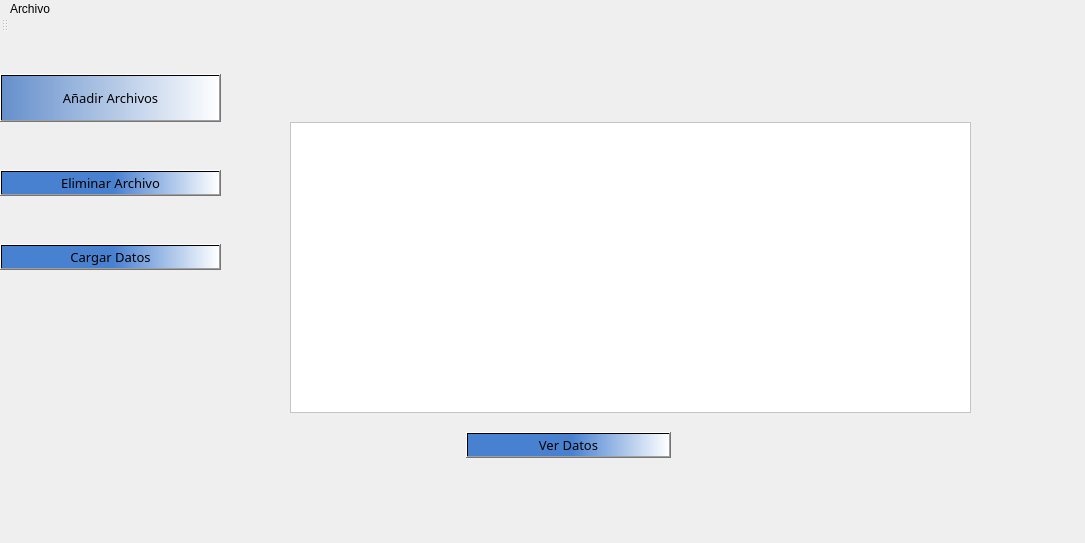
Before: the Qt Designer form Interfaz/UI/InicioSubirDatos.ui in Dumaru/ExcelReports, drawn with Qt 5.
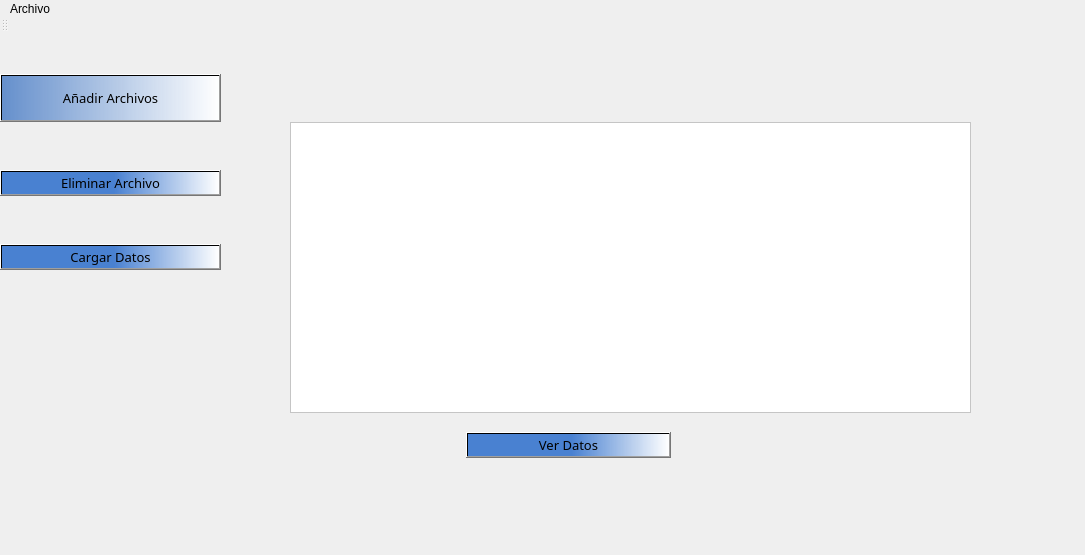
After: the same form once the commit is applied. Icons and pictures are not drawn.

```diff
--- a/Interfaz/UI/InicioSubirDatos.ui
+++ b/Interfaz/UI/InicioSubirDatos.ui
@@ -7,7 +7,7 @@
     <x>0</x>
     <y>0</y>
     <width>1085</width>
-    <height>543</height>
+    <height>555</height>
    </rect>
   </property>
   <property name="windowTitle">
```
